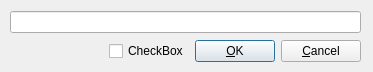
This is x64_dbg_gui/Project/Src/Gui/LineEditDialog.ui in x64dbg/x64dbg as Qt 5 draws it before an edit. The edited form follows.
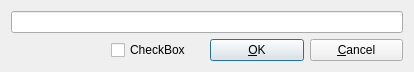
This is the edited form. Icons and pictures are not drawn.

Diff of the .ui file:
```diff
--- a/x64_dbg_gui/Project/Src/Gui/LineEditDialog.ui
+++ b/x64_dbg_gui/Project/Src/Gui/LineEditDialog.ui
@@ -6,7 +6,7 @@
    <rect>
     <x>0</x>
     <y>0</y>
-    <width>373</width>
+    <width>414</width>
     <height>72</height>
    </rect>
   </property>
@@ -17,15 +17,8 @@
    <iconset resource="../../resource.qrc">
     <normaloff>:/icons/images/ui-combo-box-edit.png</normaloff>:/icons/images/ui-combo-box-edit.png</iconset>
   </property>
-  <widget class="QWidget" name="layoutWidget">
-   <property name="geometry">
-    <rect>
-     <x>10</x>
-     <y>10</y>
-     <width>351</width>
-     <height>53</height>
-    </rect>
-   </property>
+  <layout class="QHBoxLayout" name="horizontalLayout_2">
+   <item>
    <layout class="QVBoxLayout" name="verticalLayout">
     <item>
      <widget class="QLineEdit" name="textEdit"/>
@@ -33,17 +26,17 @@
     <item>
      <layout class="QHBoxLayout" name="horizontalLayout">
       <item>
-       <spacer name="horizontalSpacer">
-        <property name="orientation">
-         <enum>Qt::Horizontal</enum>
-        </property>
-        <property name="sizeHint" stdset="0">
+        <widget class="QLabel" name="label">
+         <property name="minimumSize">
          <size>
           <width>40</width>
           <height>20</height>
          </size>
         </property>
-       </spacer>
+         <property name="text">
+          <string/>
+         </property>
+        </widget>
       </item>
       <item>
        <widget class="QCheckBox" name="checkBox">
@@ -72,7 +65,8 @@
      </layout>
     </item>
    </layout>
-  </widget>
+   </item>
+  </layout>
  </widget>
  <resources>
   <include location="../../resource.qrc"/>
```
Lines whose indentation alone changed are shown as unchanged.
